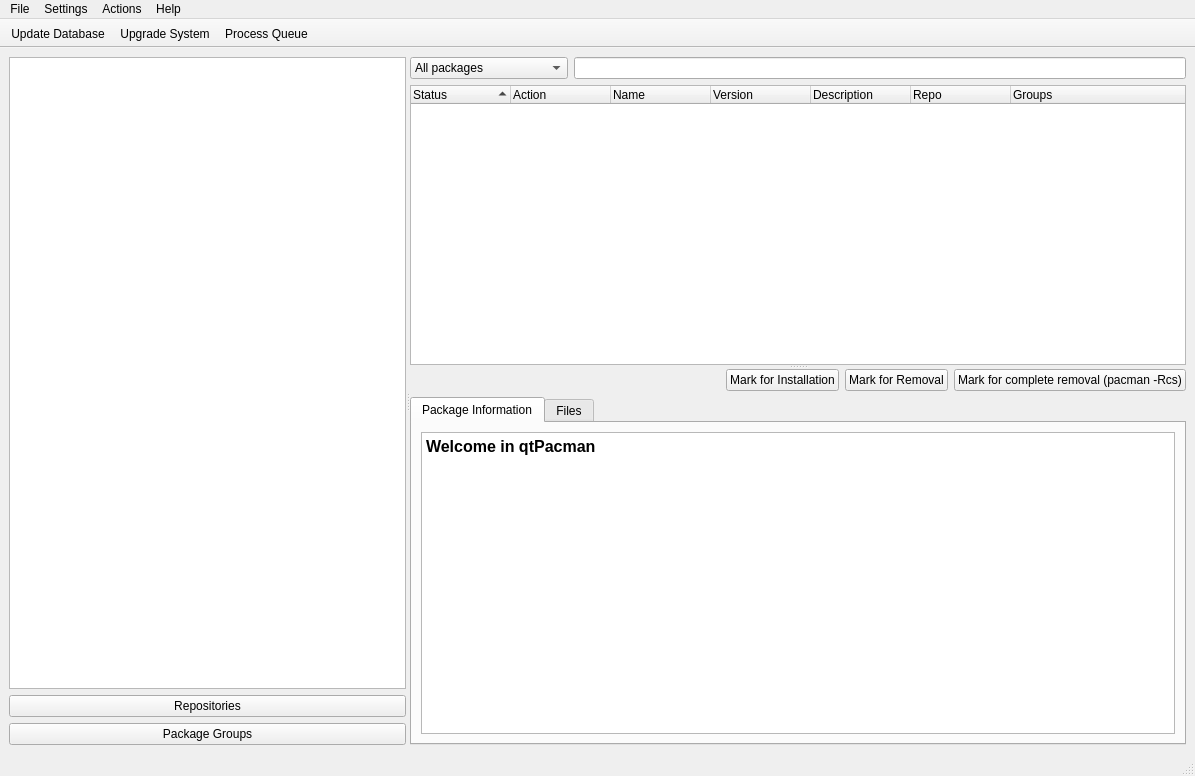
The window that trunk/ui/MainWindow.ui (drf/shaman1) describes before a commit, drawn with Qt 5.
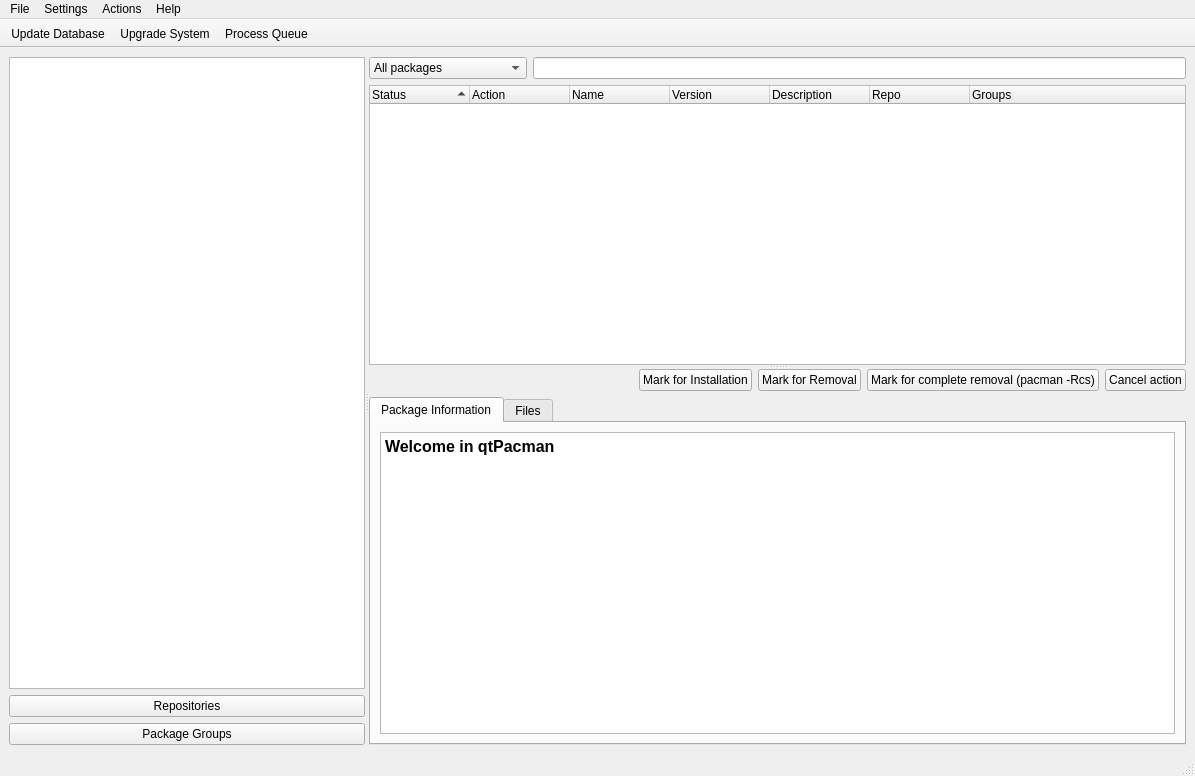
The same window after the commit. Icons and pictures are not drawn.

Commit message: added new "Cancel-action"-button

Diff of the .ui file:
```diff
--- a/trunk/ui/MainWindow.ui
+++ b/trunk/ui/MainWindow.ui
@@ -232,6 +232,16 @@
              </property>
             </widget>
            </item>
+           <item>
+            <widget class="QPushButton" name="cancelButton" >
+             <property name="text" >
+              <string>Cancel action</string>
+             </property>
+             <property name="icon" >
+              <iconset resource="qtpacman.qrc" >:/Icons/icons/dialog-cancel.png</iconset>
+             </property>
+            </widget>
+           </item>
           </layout>
          </item>
          <item>
```
The commit also changes 2 other files.
